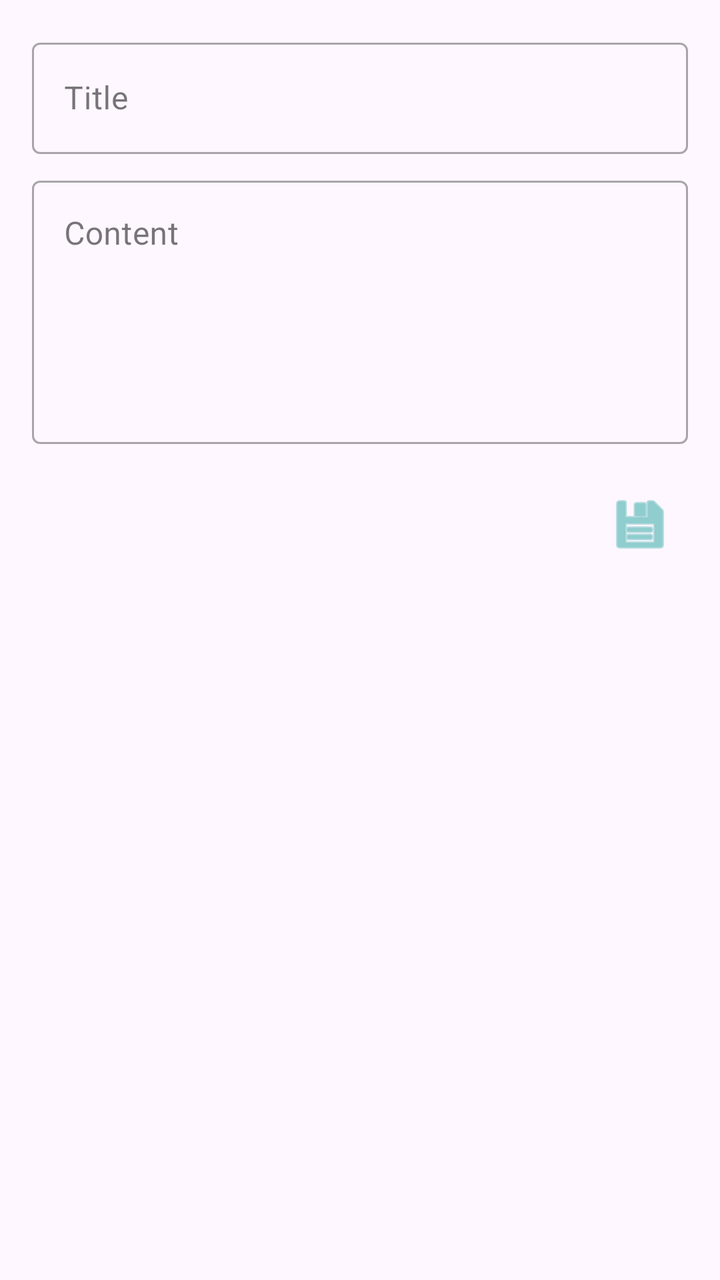
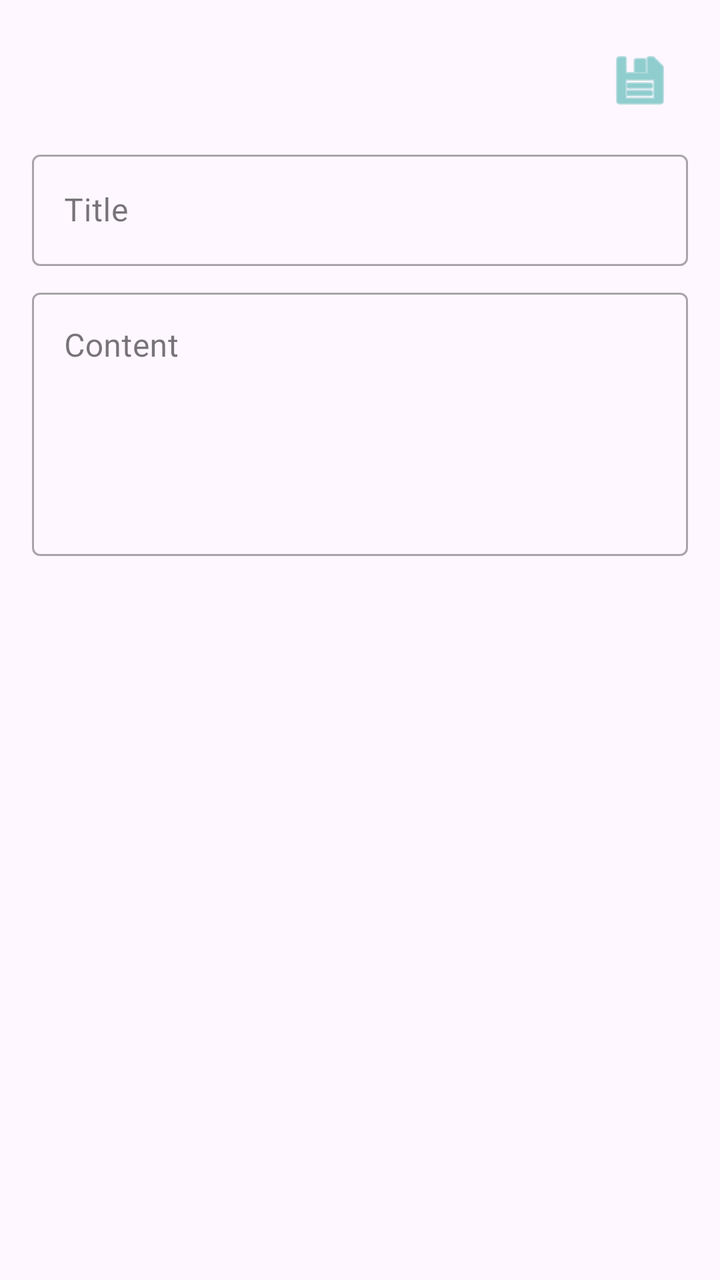

Compare the two renders of this Android layout. The source of the first and the diff that turns it into the second are given below.
<!-- AndroidManifest.xml: application theme Theme.PrayerApp -->
<!-- res/layout/bottom_sheet_prayer.xml -->
<?xml version="1.0" encoding="utf-8"?>
<androidx.core.widget.NestedScrollView xmlns:android="http://schemas.android.com/apk/res/android"
    xmlns:app="http://schemas.android.com/apk/res-auto"
    android:layout_width="match_parent"
    android:layout_height="wrap_content">

    <LinearLayout
        android:layout_width="match_parent"
        android:layout_height="wrap_content"
        android:orientation="vertical"
        android:padding="16dp">

        
        <TextView
            android:id="@+id/tvTitle"
            android:layout_width="match_parent"
            android:layout_height="wrap_content"
            android:textAppearance="?attr/textAppearanceHeadline6"
            android:textColor="@color/black"
            android:visibility="gone" />

        
        <com.google.android.material.textfield.TextInputLayout
            android:id="@+id/tilTitle"
            style="@style/Widget.MaterialComponents.TextInputLayout.OutlinedBox"
            android:layout_width="match_parent"
            android:layout_height="wrap_content"
            android:hint="@string/title_hint">

            <com.google.android.material.textfield.TextInputEditText
                android:id="@+id/etTitle"
                android:layout_width="match_parent"
                android:layout_height="wrap_content"
                android:inputType="textCapSentences" />
        </com.google.android.material.textfield.TextInputLayout>

        
        <TextView
            android:id="@+id/tvContent"
            android:layout_width="match_parent"
            android:layout_height="wrap_content"
            android:layout_marginTop="8dp"
            android:textAppearance="?attr/textAppearanceBody1"
            android:visibility="gone" />

        
        <com.google.android.material.textfield.TextInputLayout
            android:id="@+id/tilContent"
            style="@style/Widget.MaterialComponents.TextInputLayout.OutlinedBox"
            android:layout_width="match_parent"
            android:layout_height="wrap_content"
            android:layout_marginTop="8dp"
            android:hint="@string/content_hint">

            <com.google.android.material.textfield.TextInputEditText
                android:id="@+id/etContent"
                android:layout_width="match_parent"
                android:layout_height="wrap_content"
                android:gravity="top"
                android:inputType="textMultiLine|textCapSentences"
                android:minLines="5" />
        </com.google.android.material.textfield.TextInputLayout>

        <LinearLayout
            android:layout_width="match_parent"
            android:layout_height="wrap_content"
            android:layout_marginTop="16dp"
            android:gravity="end"
            android:orientation="horizontal">

            <ImageButton
                android:id="@+id/btnDelete"
                style="@style/Widget.MaterialComponents.Button.TextButton"
                android:layout_width="48dp"
                android:layout_height="48dp"
                android:contentDescription="@string/delete"
                android:src="@android:drawable/ic_menu_delete"
                app:tint="@android:color/holo_red_dark"
                android:visibility="gone" />

            <ImageButton
                android:id="@+id/btnEdit"
                style="@style/Widget.MaterialComponents.Button.TextButton"
                android:layout_width="48dp"
                android:layout_height="48dp"
                android:contentDescription="@string/edit_prayer"
                android:src="@android:drawable/ic_menu_edit"
                app:tint="@color/primary"
                android:visibility="gone" />

            <ImageButton
                android:id="@+id/btnShare"
                style="@style/Widget.MaterialComponents.Button.TextButton"
                android:layout_width="48dp"
                android:layout_height="48dp"
                android:contentDescription="@string/share"
                android:src="@android:drawable/ic_menu_share"
                app:tint="@color/primary"
                android:visibility="gone" />

            <ImageButton
                android:id="@+id/btnSave"
                style="@style/Widget.MaterialComponents.Button.TextButton"
                android:layout_width="48dp"
                android:layout_height="48dp"
                android:contentDescription="@string/save"
                android:src="@android:drawable/ic_menu_save"
                app:tint="@color/primary" />

        </LinearLayout>

    </LinearLayout>
</androidx.core.widget.NestedScrollView>
<!-- resources referenced by this layout -->
<resources>
  <color name="black">#FF000000</color>
  <color name="primary">#45B1AD</color>
  <string name="content_hint">Content</string>
  <string name="delete">Delete</string>
  <string name="edit_prayer">Edit Prayer</string>
  <string name="save">Save</string>
  <string name="share">Share</string>
  <string name="title_hint">Title</string>
  <style name="Theme.PrayerApp" parent="Theme.Material3.Light.NoActionBar">
          
          <item name="colorPrimary">@color/primary</item>
          <item name="colorPrimaryVariant">@color/primary_variant</item>
          <item name="colorOnPrimary">@color/on_primary</item>
          
          <item name="colorSecondary">@color/secondary</item>
          <item name="colorSecondaryVariant">@color/secondary_variant</item>
          <item name="colorOnSecondary">@color/on_secondary</item>
          
          <item name="android:statusBarColor">?attr/colorPrimaryVariant</item>
          
      </style>
  <color name="primary_variant">#378E8A</color>
  <color name="on_primary">#FFFFFF</color>
  <color name="secondary">#03DAC6</color>
  <color name="secondary_variant">#018786</color>
  <color name="on_secondary">#000000</color>
</resources>

<!-- the commit's change to res/layout/bottom_sheet_prayer.xml (unified diff, before → after) -->
@@ -10,61 +10,9 @@
         android:orientation="vertical"
         android:padding="16dp">
 
-        
-        <TextView
-            android:id="@+id/tvTitle"
-            android:layout_width="match_parent"
-            android:layout_height="wrap_content"
-            android:textAppearance="?attr/textAppearanceHeadline6"
-            android:textColor="@color/black"
-            android:visibility="gone" />
-
-        
-        <com.google.android.material.textfield.TextInputLayout
-            android:id="@+id/tilTitle"
-            style="@style/Widget.MaterialComponents.TextInputLayout.OutlinedBox"
-            android:layout_width="match_parent"
-            android:layout_height="wrap_content"
-            android:hint="@string/title_hint">
-
-            <com.google.android.material.textfield.TextInputEditText
-                android:id="@+id/etTitle"
-                android:layout_width="match_parent"
-                android:layout_height="wrap_content"
-                android:inputType="textCapSentences" />
-        </com.google.android.material.textfield.TextInputLayout>
-
-        
-        <TextView
-            android:id="@+id/tvContent"
-            android:layout_width="match_parent"
-            android:layout_height="wrap_content"
-            android:layout_marginTop="8dp"
-            android:textAppearance="?attr/textAppearanceBody1"
-            android:visibility="gone" />
-
-        
-        <com.google.android.material.textfield.TextInputLayout
-            android:id="@+id/tilContent"
-            style="@style/Widget.MaterialComponents.TextInputLayout.OutlinedBox"
-            android:layout_width="match_parent"
-            android:layout_height="wrap_content"
-            android:layout_marginTop="8dp"
-            android:hint="@string/content_hint">
-
-            <com.google.android.material.textfield.TextInputEditText
-                android:id="@+id/etContent"
-                android:layout_width="match_parent"
-                android:layout_height="wrap_content"
-                android:gravity="top"
-                android:inputType="textMultiLine|textCapSentences"
-                android:minLines="5" />
-        </com.google.android.material.textfield.TextInputLayout>
-
         <LinearLayout
             android:layout_width="match_parent"
             android:layout_height="wrap_content"
-            android:layout_marginTop="16dp"
             android:gravity="end"
             android:orientation="horizontal">
 
@@ -109,5 +57,65 @@
 
         </LinearLayout>
 
+        
+        <TextView
+            android:id="@+id/tvTitle"
+            android:layout_width="match_parent"
+            android:layout_height="wrap_content"
+            android:layout_marginTop="8dp"
+            android:textAppearance="?attr/textAppearanceHeadline6"
+            android:textColor="@color/black"
+            android:visibility="gone" />
+
+        
+        <com.google.android.material.textfield.TextInputLayout
+            android:id="@+id/tilTitle"
+            style="@style/Widget.MaterialComponents.TextInputLayout.OutlinedBox"
+            android:layout_width="match_parent"
+            android:layout_height="wrap_content"
+            android:layout_marginTop="8dp"
+            android:hint="@string/title_hint">
+
+            <com.google.android.material.textfield.TextInputEditText
+                android:id="@+id/etTitle"
+                android:layout_width="match_parent"
+                android:layout_height="wrap_content"
+                android:inputType="textCapSentences" />
+        </com.google.android.material.textfield.TextInputLayout>
+
+        <android.webkit.WebView
+            android:id="@+id/webViewInstagram"
+            android:layout_width="match_parent"
+            android:layout_height="400dp"
+            android:layout_marginTop="8dp"
+            android:visibility="gone" />
+
+        
+        <TextView
+            android:id="@+id/tvContent"
+            android:layout_width="match_parent"
+            android:layout_height="wrap_content"
+            android:layout_marginTop="8dp"
+            android:textAppearance="?attr/textAppearanceBody1"
+            android:visibility="gone" />
+
+        
+        <com.google.android.material.textfield.TextInputLayout
+            android:id="@+id/tilContent"
+            style="@style/Widget.MaterialComponents.TextInputLayout.OutlinedBox"
+            android:layout_width="match_parent"
+            android:layout_height="wrap_content"
+            android:layout_marginTop="8dp"
+            android:hint="@string/content_hint">
+
+            <com.google.android.material.textfield.TextInputEditText
+                android:id="@+id/etContent"
+                android:layout_width="match_parent"
+                android:layout_height="wrap_content"
+                android:gravity="top"
+                android:inputType="textMultiLine|textCapSentences"
+                android:minLines="5" />
+        </com.google.android.material.textfield.TextInputLayout>
+
     </LinearLayout>
 </androidx.core.widget.NestedScrollView>
